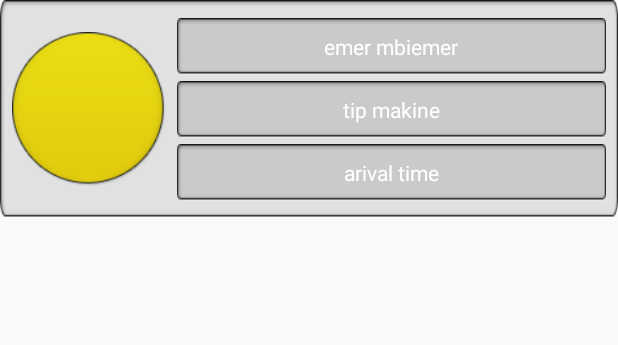
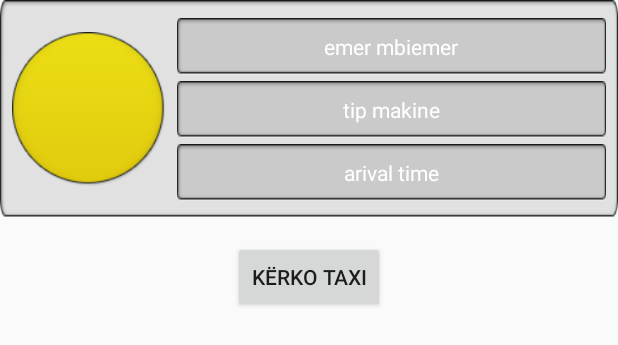
Before and after one commit to erald32/Kerkov5, an Android app: the layout dialog_listview_item_nearby_vehicle.xml on its own in the app's theme, with its tools: preview values and no code run, on a phone screen of 412 x 824 dp. Shown: the top 345 px of the screen. Run offline under Robolectric (Android 15) with nearby library versions, the phone set to English and light mode, and no system bars; network calls fail.

Commit message:
nearby vehicles dialog implemented

```diff
--- a/app/src/main/java/com/jeddigital/kerkotaxi/MenuHyreseActivity.java
+++ b/app/src/main/java/com/jeddigital/kerkotaxi/MenuHyreseActivity.java
@@ -246,6 +246,7 @@ public class MenuHyreseActivity extends FragmentActivity implements LocationList
                                     LatLng nearbyVehicleLatLng = new LatLng(nearbyVehicles.get(i).getLat(),nearbyVehicles.get(i).getLng());
                                     Marker nearbyVehicleMarker = map.addMarker( new MarkerOptions().position(nearbyVehicleLatLng));
                                     nearbyVehicleMarker.setIcon(BitmapDescriptorFactory.fromResource(R.drawable.taxi_pin));
+                                    nearbyVehicleMarker.setTitle("Lorem ipsum");
                                     nearbyVehiclesMarkers.add(nearbyVehicleMarker);
                                     nearbyVehiclesBoundsBuilder.include(nearbyVehicleLatLng);
                                 }
@@ -525,5 +526,6 @@ public class MenuHyreseActivity extends FragmentActivity implements LocationList
             marker.setIcon(BitmapDescriptorFactory.fromResource(R.drawable.taxi_pin));
         }
         markers.get(index).setIcon(BitmapDescriptorFactory.fromResource(R.drawable.highlighted_taxi_pin));
+        markers.get(index).showInfoWindow();
     }
 }
--- a/app/src/main/res/layout/dialog_listview_item_nearby_vehicle.xml
+++ b/app/src/main/res/layout/dialog_listview_item_nearby_vehicle.xml
@@ -4,6 +4,7 @@
     android:layout_height="wrap_content">
 
     <RelativeLayout
+        android:id="@+id/car_details_container"
         android:layout_width="match_parent"
         android:layout_height="wrap_content"
         android:background="@drawable/listview_item_dialog_nearby_vehicles"
@@ -69,4 +70,12 @@
                 android:textColor="#ffffff" />
         </LinearLayout>
     </RelativeLayout>
+
+    <Button
+        android:layout_width="wrap_content"
+        android:layout_height="wrap_content"
+        android:layout_marginTop="15dp"
+        android:text="@string/kerko_taxi"
+        android:layout_centerHorizontal="true"
+        android:layout_below="@+id/car_details_container"/>
 </RelativeLayout>
--- a/app/src/main/res/values/strings.xml
+++ b/app/src/main/res/values/strings.xml
@@ -1,6 +1,6 @@
 <resources>
     <string name="app_name">Kerko Taxi</string>
     <string name="title_activity_menu_hyrese">Kerko Taxi</string>
-    <string name="kerko_taxi">kerko_taxi</string>
+    <string name="kerko_taxi">Kërko Taxi</string>
     <string name="searching_place_text">...</string>
 </resources>
```
